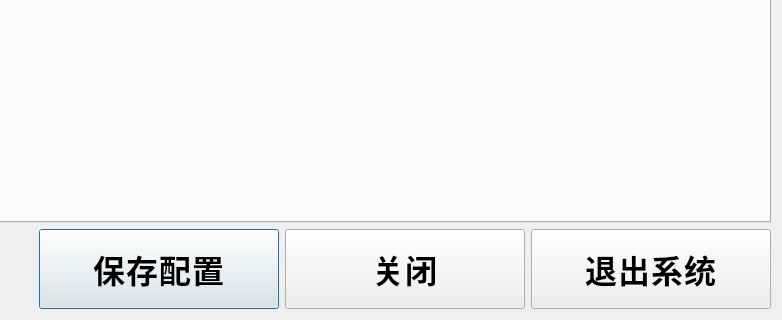
This is SSCard_System/SystemManager.ui in leithergit/SSCard_System as Qt 5 draws it before an edit; both pictures show x 579 to 1361 and y 489 to 809 of the 1361 by 809 pixel window. The edited form follows.
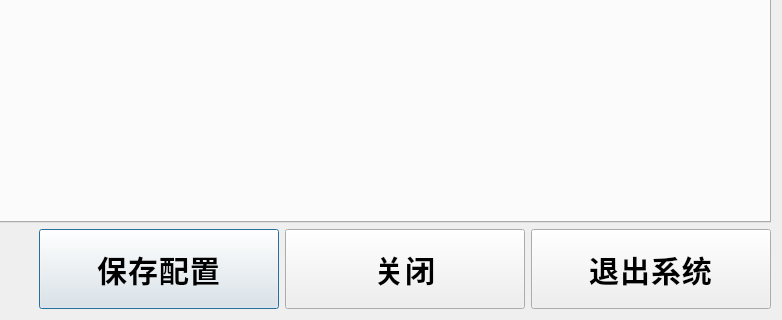
This is the edited form.

```diff
--- a/SSCard_System/SystemManager.ui
+++ b/SSCard_System/SystemManager.ui
@@ -15,7 +15,7 @@
   </property>
   <property name="styleSheet">
    <string notr="true">font-family: &quot;思源黑体 CN Regular&quot;;
-font-size: 32px;
+font-size: 30px;
 font-weight: bold;
 line-height: 49px;
 letter-spacing: 1px;
```
